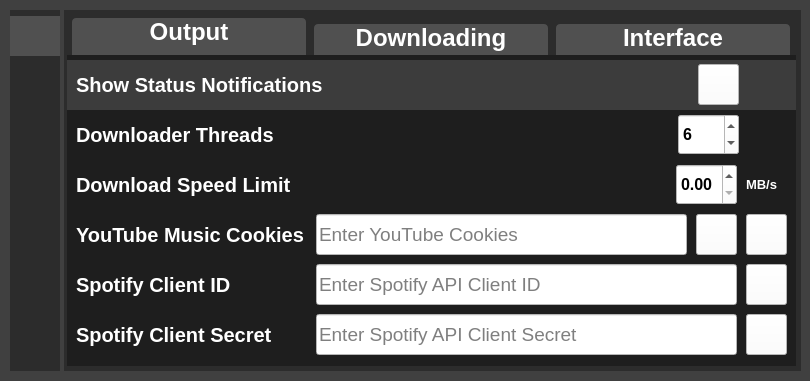
WilliamSchack/Spotify-Downloader, file Spotify Downloader/SpotifyDownloader.ui: the form before one commit.
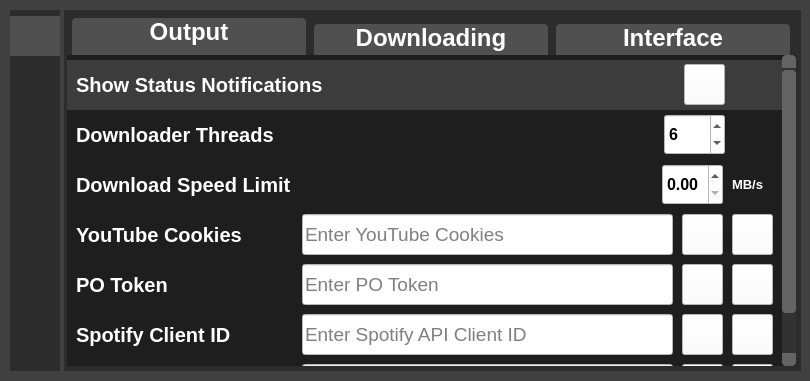
The form after the commit. The open tabs and pages were chosen to show the change. Icons and pictures are not drawn. Custom widgets are drawn as their Qt base class.

Commit message: Implemented YouTube Cookies

The edit to the form file:
```diff
--- a/Spotify Downloader/SpotifyDownloader.ui
+++ b/Spotify Downloader/SpotifyDownloader.ui
@@ -1536,9 +1536,9 @@
         <property name="geometry">
          <rect>
           <x>0</x>
-          <y>0</y>
+          <y>-62</y>
           <width>715</width>
-          <height>321</height>
+          <height>373</height>
          </rect>
         </property>
         <property name="styleSheet">
@@ -1811,7 +1811,7 @@
 background-color: rgba(0, 0, 0, 0);</string>
              </property>
              <property name="text">
-              <string>YouTube Music Cookies</string>
+              <string>YouTube Cookies</string>
              </property>
              <property name="alignment">
               <set>Qt::AlignmentFlag::AlignLeading|Qt::AlignmentFlag::AlignLeft|Qt::AlignmentFlag::AlignVCenter</set>
@@ -1942,6 +1942,162 @@
            </item>
           </layout>
          </item>
+         <item>
+          <layout class="QHBoxLayout" name="POTokenSettingLayout">
+           <item>
+            <widget class="QLabel" name="POTokenLabel">
+             <property name="minimumSize">
+              <size>
+               <width>0</width>
+               <height>41</height>
+              </size>
+             </property>
+             <property name="font">
+              <font>
+               <family>Segoe UI</family>
+               <pointsize>15</pointsize>
+               <bold>true</bold>
+              </font>
+             </property>
+             <property name="styleSheet">
+              <string notr="true">color: rgb(255, 255, 255);
+background-color: rgba(0, 0, 0, 0);</string>
+             </property>
+             <property name="text">
+              <string>PO Token</string>
+             </property>
+             <property name="alignment">
+              <set>Qt::AlignLeading|Qt::AlignLeft|Qt::AlignVCenter</set>
+             </property>
+            </widget>
+           </item>
+           <item>
+            <widget class="QLineEdit" name="POTokenInput">
+             <property name="minimumSize">
+              <size>
+               <width>0</width>
+               <height>0</height>
+              </size>
+             </property>
+             <property name="maximumSize">
+              <size>
+               <width>371</width>
+               <height>41</height>
+              </size>
+             </property>
+             <property name="font">
+              <font>
+               <pointsize>14</pointsize>
+              </font>
+             </property>
+             <property name="mouseTracking">
+              <bool>false</bool>
+             </property>
+             <property name="toolTip">
+              <string>&lt;html&gt;&lt;head/&gt;&lt;body&gt;&lt;p&gt;PO Token used to validate user for downloading&lt;/p&gt;&lt;/body&gt;&lt;/html&gt;</string>
+             </property>
+             <property name="styleSheet">
+              <string notr="true">background-color: rgb(255, 255, 255);
+selection-background-color: rgb(0, 120, 215);</string>
+             </property>
+             <property name="text">
+              <string/>
+             </property>
+             <property name="maxLength">
+              <number>32767</number>
+             </property>
+             <property name="frame">
+              <bool>true</bool>
+             </property>
+             <property name="placeholderText">
+              <string>Enter PO Token</string>
+             </property>
+            </widget>
+           </item>
+           <item>
+            <widget class="QPushButton" name="POTokenPasteButton">
+             <property name="enabled">
+              <bool>true</bool>
+             </property>
+             <property name="minimumSize">
+              <size>
+               <width>0</width>
+               <height>41</height>
+              </size>
+             </property>
+             <property name="maximumSize">
+              <size>
+               <width>41</width>
+               <height>41</height>
+              </size>
+             </property>
+             <property name="font">
+              <font>
+               <pointsize>16</pointsize>
+              </font>
+             </property>
+             <property name="styleSheet">
+              <string notr="true">background-color: rgb(255, 255, 255);
+color: rgb(0, 0, 0);</string>
+             </property>
+             <property name="text">
+              <string/>
+             </property>
+             <property name="icon">
+              <iconset resource="SpotifyDownloader.qrc">
+               <normaloff>:/SpotifyDownloader/Icons/Clipboard_Icon_B.png</normaloff>:/SpotifyDownloader/Icons/Clipboard_Icon_B.png</iconset>
+             </property>
+             <property name="iconSize">
+              <size>
+               <width>32</width>
+               <height>32</height>
+              </size>
+             </property>
+            </widget>
+           </item>
+           <item>
+            <widget class="QPushButton" name="POTokenHelpButton">
+             <property name="enabled">
+              <bool>true</bool>
+             </property>
+             <property name="minimumSize">
+              <size>
+               <width>0</width>
+               <height>41</height>
+              </size>
+             </property>
+             <property name="maximumSize">
+              <size>
+               <width>41</width>
+               <height>41</height>
+              </size>
+             </property>
+             <property name="font">
+              <font>
+               <pointsize>16</pointsize>
+              </font>
+             </property>
+             <property name="styleSheet">
+              <string notr="true">background-color: rgb(255, 255, 255);
+color: rgb(0, 0, 0);</string>
+             </property>
+             <property name="text">
+              <string/>
+             </property>
+             <property name="icon">
+              <iconset resource="SpotifyDownloader.qrc">
+               <normaloff>:/SpotifyDownloader/Icons/Help_Icon_B_Filled.png</normaloff>:/SpotifyDownloader/Icons/Help_Icon_B_Filled.png</iconset>
+             </property>
+             <property name="iconSize">
+              <size>
+               <width>28</width>
+               <height>28</height>
+              </size>
+             </property>
+            </widget>
+           </item>
+          </layout>
+         </item>
          <item>
           <layout class="QHBoxLayout" name="SpotifyClientIDSettingLayout">
            <item>
@@ -1981,7 +2137,7 @@
              </property>
              <property name="maximumSize">
               <size>
-               <width>421</width>
+               <width>371</width>
                <height>41</height>
               </size>
              </property>
@@ -2011,6 +2167,47 @@
              </property>
             </widget>
            </item>
+           <item>
+            <widget class="QPushButton" name="SpotifyAPIClientPasteButton">
+             <property name="enabled">
+              <bool>true</bool>
+             </property>
+             <property name="minimumSize">
+              <size>
+               <width>0</width>
+               <height>41</height>
+              </size>
+             </property>
+             <property name="maximumSize">
+              <size>
+               <width>41</width>
+               <height>41</height>
+              </size>
+             </property>
+             <property name="font">
+              <font>
+               <pointsize>16</pointsize>
+              </font>
+             </property>
+             <property name="styleSheet">
+              <string notr="true">background-color: rgb(255, 255, 255);
+color: rgb(0, 0, 0);</string>
+             </property>
+             <property name="text">
+              <string/>
+             </property>
+             <property name="icon">
+              <iconset resource="SpotifyDownloader.qrc">
+               <normaloff>:/SpotifyDownloader/Icons/Clipboard_Icon_B.png</normaloff>:/SpotifyDownloader/Icons/Clipboard_Icon_B.png</iconset>
+             </property>
+             <property name="iconSize">
+              <size>
+               <width>32</width>
+               <height>32</height>
+              </size>
+             </property>
+            </widget>
+           </item>
            <item>
             <widget class="QPushButton" name="SpotifyAPIClientHelpButton">
              <property name="enabled">
@@ -2093,7 +2290,7 @@
              </property>
              <property name="maximumSize">
               <size>
-               <width>421</width>
+               <width>371</width>
                <height>41</height>
               </size>
              </property>
@@ -2123,6 +2320,47 @@
              </property>
             </widget>
            </item>
+           <item>
+            <widget class="QPushButton" name="SpotifyAPISecretPasteButton">
+             <property name="enabled">
+              <bool>true</bool>
+             </property>
+             <property name="minimumSize">
+              <size>
+               <width>0</width>
+               <height>41</height>
+              </size>
+             </property>
+             <property name="maximumSize">
+              <size>
+               <width>41</width>
+               <height>41</height>
+              </size>
+             </property>
+             <property name="font">
+              <font>
+               <pointsize>16</pointsize>
+              </font>
+             </property>
+             <property name="styleSheet">
+              <string notr="true">background-color: rgb(255, 255, 255);
+color: rgb(0, 0, 0);</string>
+             </property>
+             <property name="text">
+              <string/>
+             </property>
+             <property name="icon">
+              <iconset resource="SpotifyDownloader.qrc">
+               <normaloff>:/SpotifyDownloader/Icons/Clipboard_Icon_B.png</normaloff>:/SpotifyDownloader/Icons/Clipboard_Icon_B.png</iconset>
+             </property>
+             <property name="iconSize">
+              <size>
+               <width>32</width>
+               <height>32</height>
+              </size>
+             </property>
+            </widget>
+           </item>
            <item>
             <widget class="QPushButton" name="SpotifyAPISecretHelpButton">
              <property name="enabled">
```
Left out of the diff: 138 changed lines with no effect on the pictures. The commit also changes 13 other files.
